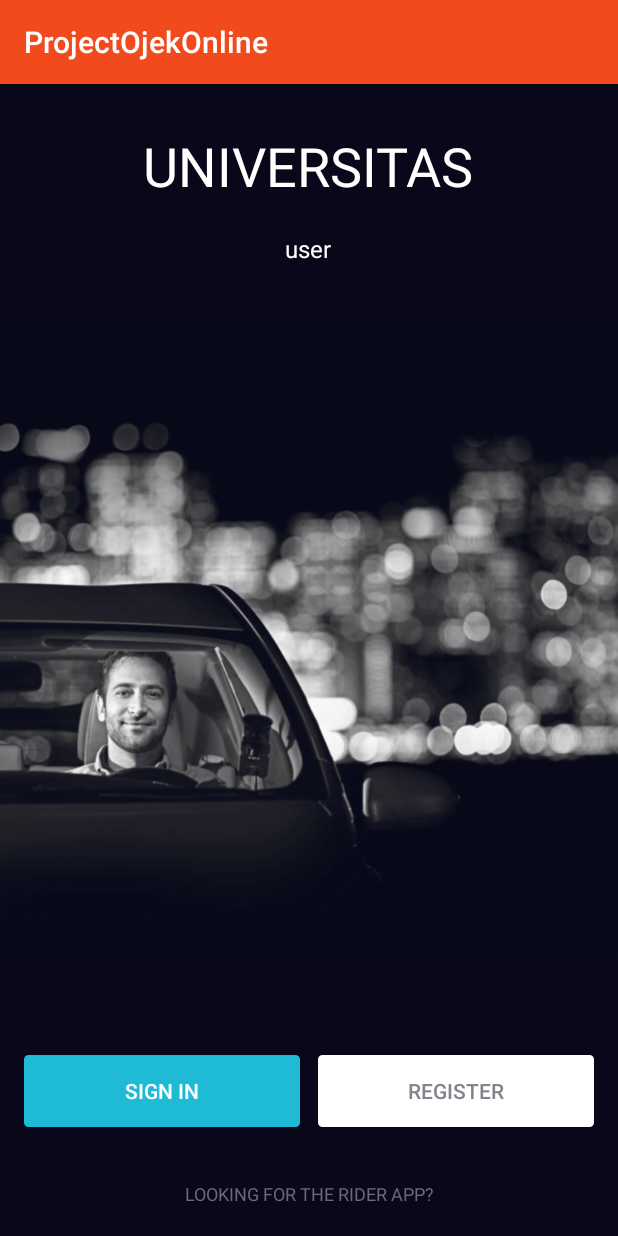
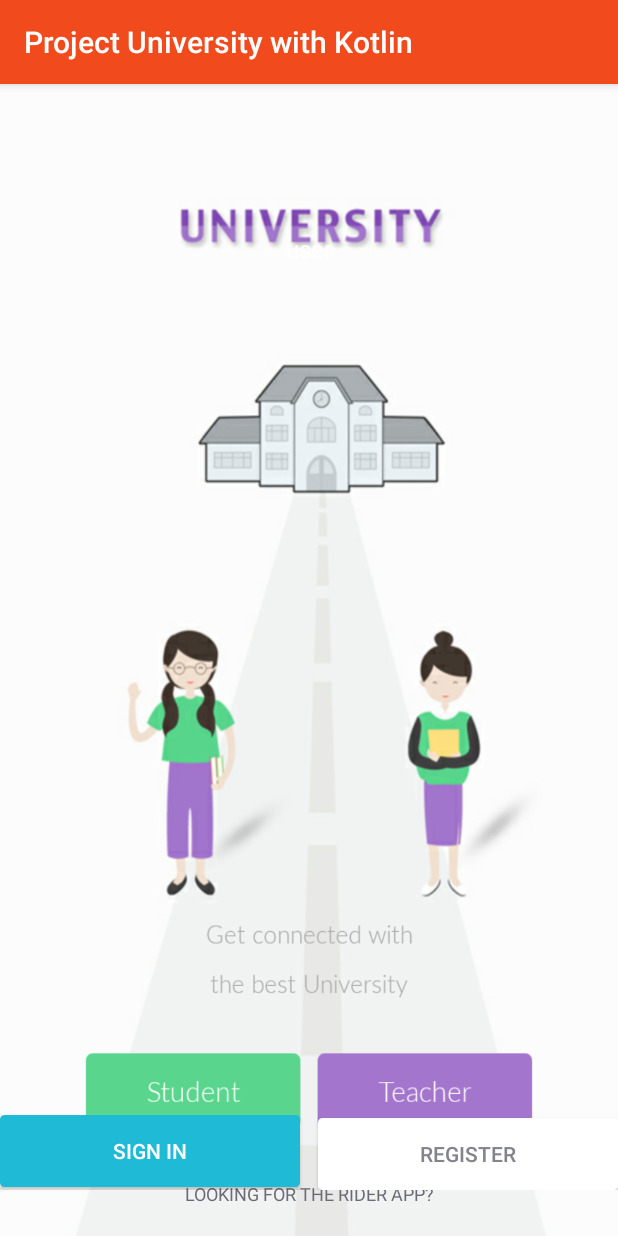
Before and after one commit to isoneday/workshopCRUDmahasiswa, an Android app: the screen it shows after launch (LoginRegisterActivity), on a phone screen of 412 x 824 dp. Run offline under Robolectric (Android 15) with nearby library versions, the phone set to English and light mode, and no system bars; libraries missing offline, so code that uses them is left out: kotlinx.coroutines.experimental; 2 statements that could not run were skipped.

```diff
--- a/app/src/main/AndroidManifest.xml
+++ b/app/src/main/AndroidManifest.xml
@@ -1,6 +1,8 @@
 <?xml version="1.0" encoding="utf-8"?>
 <manifest xmlns:android="http://schemas.android.com/apk/res/android"
           package="com.isoneday.myapplication">
+
+    <uses-permission android:name="android.permission.INTERNET"></uses-permission>
 
     <application
             android:allowBackup="true"
--- /dev/null
+++ b/app/src/main/java/com/isoneday/myapplication/mvp/MainView.kt
@@ -0,0 +1,10 @@
+package com.isoneday.myapplication.mvp
+
+import android.app.Dialog
+
+interface MainView {
+    fun showLoading()
+    fun hideLoading()
+    fun showMessage(isipesan : String?)
+    fun hideDialog(d :Dialog)
+}
--- a/app/src/main/java/com/isoneday/myapplication/network/InitRetrofit.kt
+++ b/app/src/main/java/com/isoneday/myapplication/network/InitRetrofit.kt
@@ -1,7 +1,6 @@
 package com.isoneday.myapplication.network
 
 import com.google.gson.GsonBuilder
-import com.isoneday.mahasiswaunja.network.RestApi
 import okhttp3.OkHttpClient
 import okhttp3.logging.HttpLoggingInterceptor
 import retrofit2.Retrofit
--- a/app/src/main/java/com/isoneday/myapplication/network/RestApi.kt
+++ b/app/src/main/java/com/isoneday/myapplication/network/RestApi.kt
@@ -1,4 +1,10 @@
 package com.isoneday.myapplication.network
+
+import com.isoneday.myapplication.mvp.model.ResponseRegister
+import retrofit2.Call
+import retrofit2.http.Field
+import retrofit2.http.FormUrlEncoded
+import retrofit2.http.POST
 
 interface RestApi {
 
@@ -6,10 +12,14 @@ interface RestApi {
 //    @POST("login.php")
 //    fun loginuser(@Field("username") username:String,@Field("password") password:String,@Field("level") level:String?): Call<ResponseLogin>
 //
-//  @FormUrlEncoded
-//    @POST("register.php")
-//    fun registeruser(@Field("username") username:String,@Field("password") password:String,@Field("level") level:String?): Call<ResponseLogin>
-//
+   @FormUrlEncoded
+    @POST("register.php")
+    fun registeruser(
+    @Field("username") username:String,
+    @Field("password") password:String,
+    @Field("level") level:String?)
+        : Call<ResponseRegister>
+
 //    @FormUrlEncoded
 //    @POST("add_mahasiswa.php")
 //    fun insertMahasiswa(@Field("nim") nim:String,@Field("nama") nama:String,@Field("alamat") alamat:String?,@Field("jurusan") jurusan:String?): Call<ResponseLogin>
--- a/app/src/main/res/layout/activity_login.xml
+++ b/app/src/main/res/layout/activity_login.xml
@@ -4,7 +4,7 @@
                 xmlns:tools="http://schemas.android.com/tools"
                 android:layout_width="match_parent"
                 android:layout_height="match_parent"
-                android:background="@drawable/background"
+                android:background="@drawable/bg"
                 android:id="@+id/rootlayout"
 >
 
@@ -18,7 +18,6 @@
         <TextView
                 android:layout_width="wrap_content"
                 android:layout_height="wrap_content"
-                android:text="UNIVERSITAS"
 
                 android:textSize="36sp"
                 android:textAlignment="center"
@@ -52,8 +51,10 @@
             android:layout_width="match_parent"
             android:weightSum="2"
             android:layout_above="@id/txt_rider_app"
-            android:layout_margin="16dp"
-            android:layout_height="wrap_content">
+            android:layout_height="wrap_content"
+            android:layout_marginBottom="-26dp"
+            android:layout_marginTop="16dp"
+            >
         <Button
                 android:layout_width="0dp"
                 android:id="@+id/btnSignIn"
@@ -62,7 +63,7 @@
                 android:layout_weight="1"
                 android:background="@drawable/btn_sign_in_background"
                 android:layout_marginRight="6dp"
-                android:layout_height="wrap_content" />
+                android:layout_height="wrap_content"/>
 
         <Button
                 android:layout_width="0dp"
@@ -72,12 +73,14 @@
                 android:layout_weight="1"
                 android:background="@drawable/btn_register_background"
                 android:layout_marginLeft="6dp"
-                android:layout_height="wrap_content" />
+                android:layout_height="wrap_content"
+                android:layout_marginTop="2dp"
+                />
 
         <ProgressBar
                 android:visibility="gone"
                 android:layout_width="match_parent" android:layout_height="wrap_content"
-        android:id="@+id/pb"/>
+                android:id="@+id/pb"/>
 
     </LinearLayout>
 
--- a/app/src/main/res/values/strings.xml
+++ b/app/src/main/res/values/strings.xml
@@ -1,5 +1,5 @@
 <resources>
-    <string name="app_name">ProjectOjekOnline</string>
+    <string name="app_name">Project University with Kotlin</string>
     <string name="requireemail">Please enter email addres</string>
     <string name="requirepassword">Please enter password</string>
     <string name="minimumpassword">Password Too Short!!</string>
```
Also changed, not shown: app/src/main/java/com/isoneday/myapplication/LoginRegisterActivity.kt (+78 -2 lines), app/src/main/java/com/isoneday/myapplication/mvp/model/ModelRegister.kt (added, +16 -0 lines), app/src/main/java/com/isoneday/myapplication/mvp/model/ResponseRegister.kt (added, +13 -0 lines), app/src/main/java/com/isoneday/myapplication/mvp/presenter/MainPresenter.kt (added, +53 -0 lines), app/src/main/res/layout/layout_register.xml (+7 -6 lines), app/src/main/res/drawable/bg.jpg (added).
